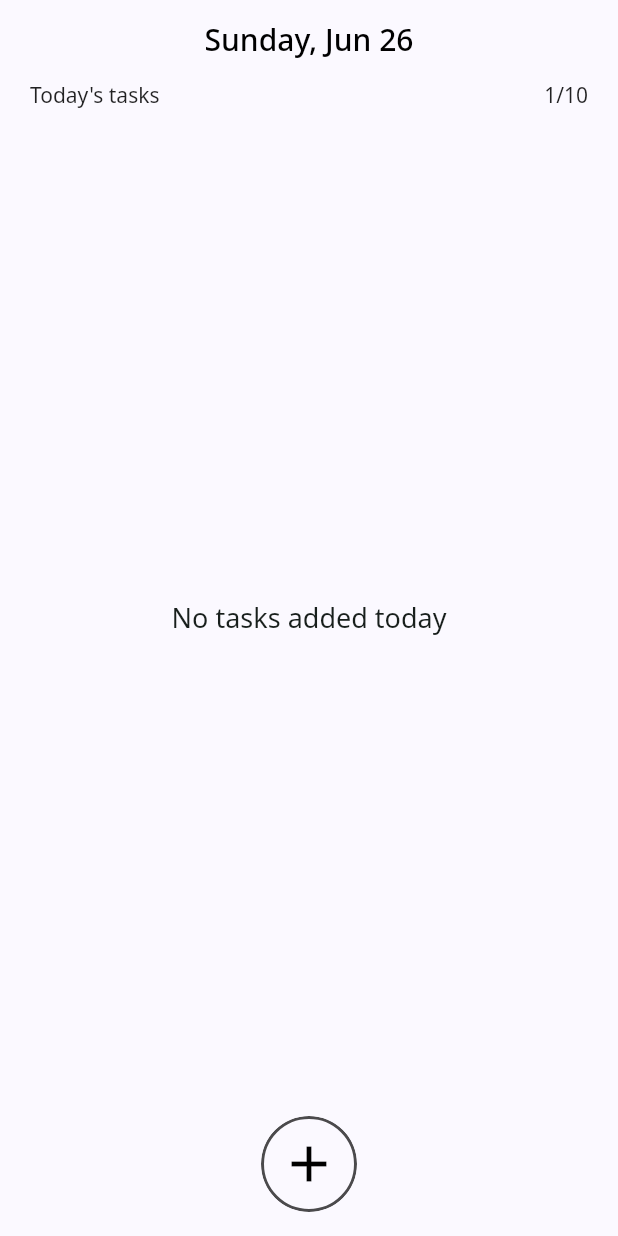
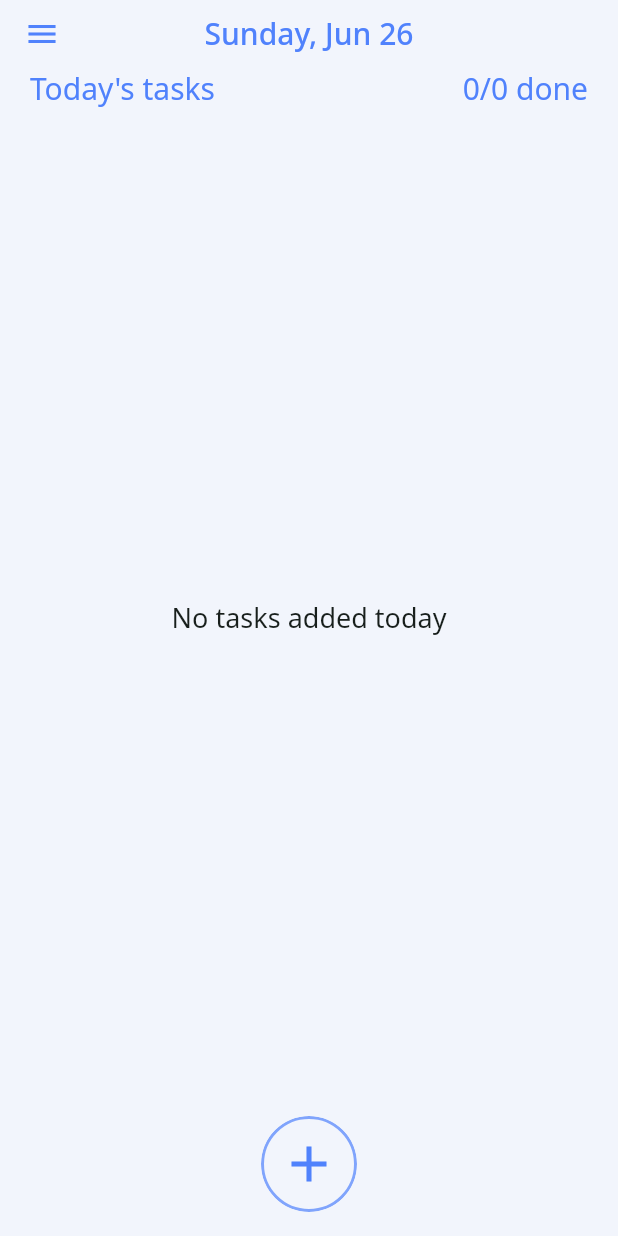
Before and after one commit to abhishek459/productivity, a Flutter app: the screen it shows after launch, on a phone screen of 412 x 824 dp. Run offline on Flutter 3.47's test engine with Material 2 defaults, Android fonts, the phone set to English and light mode, and no system bars; our stand-ins replace google_fonts, sqflite; accounts and stored records are empty.

Commit message:
Colour changes - Improved UI

```diff
--- a/lib/assets/theme/light_theme.dart
+++ b/lib/assets/theme/light_theme.dart
@@ -3,14 +3,13 @@ import 'package:google_fonts/google_fonts.dart';
 
 ThemeData lightTheme() {
   const Color foregroundColor = Color.fromRGBO(24, 31, 28, 1);
-  const Color backgroundColor = Color.fromRGBO(251, 249, 255, 1);
+  const Color backgroundColor = Color.fromRGBO(242, 245, 252, 1);
   return ThemeData(
     pageTransitionsTheme: const PageTransitionsTheme(builders: {
       TargetPlatform.android: CupertinoPageTransitionsBuilder(),
     }),
     appBarTheme: const AppBarTheme(
       elevation: 0,
-      backgroundColor: Color.fromRGBO(123, 75, 148, 1),
     ),
     scaffoldBackgroundColor: backgroundColor,
     inputDecorationTheme: InputDecorationTheme(
@@ -28,7 +27,7 @@ ThemeData lightTheme() {
       suffixIconColor: foregroundColor,
     ),
     splashColor: backgroundColor,
-    hintColor: foregroundColor,
+    hintColor: const Color.fromRGBO(80, 130, 252, 1),
     textTheme: TextTheme(
       displayMedium: GoogleFonts.notoSans(
         color: foregroundColor,
--- a/lib/providers/task_provider.dart
+++ b/lib/providers/task_provider.dart
@@ -9,6 +9,8 @@ class TaskProvider with ChangeNotifier {
 
   List<TaskModel> get getTasks => _tasks;
   List<TaskModel> get getAllTasks => _allTasks;
+  int get completedTasks =>
+      _tasks.where((element) => element.isCompleted == true).length;
 
   Future<void> fetchAndSetTodaysTasks() async {
     final List<Map<String, Object?>> dataList =
--- a/lib/screens/home/main.dart
+++ b/lib/screens/home/main.dart
@@ -2,6 +2,9 @@ import 'dart:ui';
 
 import 'package:flutter/material.dart';
 import 'package:intl/intl.dart';
+import 'package:productivity/providers/task_provider.dart';
+import 'package:productivity/widgets/main_drawer.dart';
+import 'package:provider/provider.dart';
 
 import '../../widgets/glassmorphic_cover.dart';
 import '../../widgets/notosans_text.dart';
@@ -18,30 +21,9 @@ class HomeScreen extends StatelessWidget {
       appBar: PreferredSize(
         preferredSize:
             Size.fromHeight(MediaQuery.of(context).size.height * 0.1),
-        child: GlassMorphicEffect(
-          child: AppBar(
-            bottom: PreferredSize(
-              preferredSize: const Size.fromHeight(0),
-              child: Padding(
-                padding: const EdgeInsets.only(left: 20, right: 20, bottom: 10),
-                child: Row(
-                  mainAxisAlignment: MainAxisAlignment.spaceBetween,
-                  children: const [
-                    NotoSansText(text: 'Today\'s tasks'),
-                    NotoSansText(text: '1/10')
-                  ],
-                ),
-              ),
-            ),
-            foregroundColor: Colors.black,
-            backgroundColor: Colors.transparent,
-            title: NotoSansText(
-              text: DateFormat('EEEE, MMM d').format(DateTime.now()),
-            ),
-            centerTitle: true,
-          ),
-        ),
+        child: const MyAppBar(),
       ),
+      drawer: const MainDrawer(),
       body: const TodaysTasksList(),
       floatingActionButton: InkWell(
         customBorder: const CircleBorder(),
@@ -54,19 +36,64 @@ class HomeScreen extends StatelessWidget {
           child: Container(
             decoration: BoxDecoration(
               borderRadius: BorderRadius.circular(100),
-              border:
-                  Border.all(color: Colors.black.withOpacity(0.7), width: 2),
-              color: Colors.transparent,
+              border: Border.all(
+                color: Theme.of(context).hintColor.withOpacity(0.7),
+                width: 2,
+              ),
             ),
-            child: const CircleAvatar(
+            child: CircleAvatar(
               backgroundColor: Colors.transparent,
               radius: 30,
-              child: Icon(Icons.add, size: 40, color: Colors.black),
+              child:
+                  Icon(Icons.add, size: 40, color: Theme.of(context).hintColor),
             ),
           ),
         ),
       ),
       floatingActionButtonLocation: FloatingActionButtonLocation.centerFloat,
+    );
+  }
+}
+
+class MyAppBar extends StatelessWidget {
+  const MyAppBar({Key? key}) : super(key: key);
+
+  @override
+  Widget build(BuildContext context) {
+    TaskProvider taskProvider = Provider.of<TaskProvider>(context);
+    return GlassMorphicEffect(
+      child: AppBar(
+        bottom: PreferredSize(
+          preferredSize: const Size.fromHeight(0),
+          child: Padding(
+            padding: const EdgeInsets.only(left: 20, right: 20, bottom: 10),
+            child: Row(
+              mainAxisAlignment: MainAxisAlignment.spaceBetween,
+              children: [
+                const NotoSansText(
+                  text: 'Today\'s tasks',
+                  fontSize: 20,
+                  color: Color.fromRGBO(80, 130, 252, 1),
+                ),
+                Consumer(builder: (context, value, _) {
+                  return NotoSansText(
+                    text:
+                        '${taskProvider.completedTasks}/${taskProvider.getTasks.length} done',
+                    fontSize: 20,
+                    color: Theme.of(context).hintColor,
+                  );
+                }),
+              ],
+            ),
+          ),
+        ),
+        foregroundColor: Theme.of(context).hintColor,
+        backgroundColor: Colors.transparent,
+        title: NotoSansText(
+          text: DateFormat('EEEE, MMM d').format(DateTime.now()),
+        ),
+        centerTitle: true,
+      ),
     );
   }
 }
@@ -81,7 +108,7 @@ class CircularGlassMorphicEffect extends StatelessWidget {
     return ClipRRect(
       borderRadius: BorderRadius.circular(100),
       child: BackdropFilter(
-        filter: ImageFilter.blur(sigmaX: 10, sigmaY: 10),
+        filter: ImageFilter.blur(sigmaX: 5, sigmaY: 5),
         child: child,
       ),
     );
--- a/lib/screens/home/task_layout.dart
+++ b/lib/screens/home/task_layout.dart
@@ -1,9 +1,11 @@
 import 'package:flutter/material.dart';
+import 'package:productivity/utils/date_methods.dart';
+import 'package:productivity/widgets/notosans_text.dart';
 
 class TaskLayout extends StatelessWidget {
   final bool taskStatus;
   final Widget taskTitle;
-  final Text taskSubtitle;
+  final DateTime taskSubtitle;
   final Widget leadingIcon;
   const TaskLayout({
     Key? key,
@@ -33,9 +35,9 @@ class TaskLayout extends StatelessWidget {
               children: [
                 taskTitle,
                 const SizedBox(height: 5),
-                Text(
-                  'Task Time',
-                  style: TextStyle(color: Colors.black.withOpacity(0.5)),
+                NotoSansText(
+                  text: DateMethods.dateFormatter(taskSubtitle),
+                  lightFont: true,
                 ),
               ],
             ),
--- a/lib/screens/home/todays_task_list.dart
+++ b/lib/screens/home/todays_task_list.dart
@@ -5,7 +5,6 @@ import 'package:provider/provider.dart';
 
 import '../../models/task_model.dart';
 import '../../providers/task_provider.dart';
-import '../../utils/date_methods.dart';
 import './services/task_input_methods.dart';
 
 class TodaysTasksList extends StatefulWidget {
@@ -73,9 +72,7 @@ class TaskItem extends StatelessWidget {
       taskTitle: Consumer<TaskModel>(
         builder: (context, value, _) => TaskTitle(taskItem: taskItem),
       ),
-      taskSubtitle: Text(
-        DateMethods.dateFormatter(taskItem.timeStamp),
-      ),
+      taskSubtitle: taskItem.timeStamp,
     );
   }
 }
```
